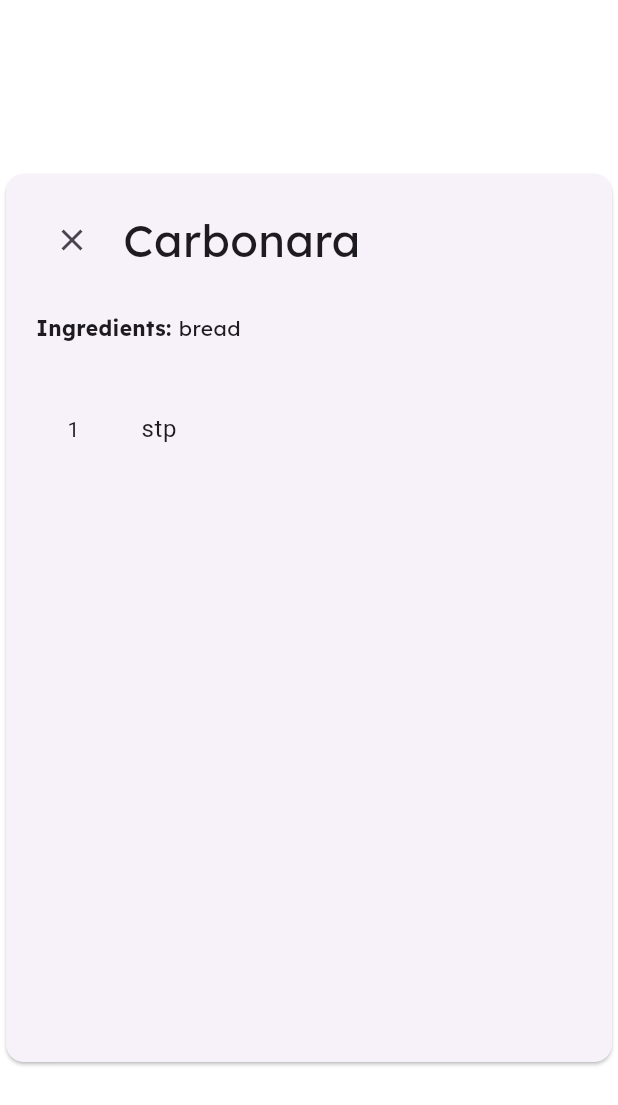
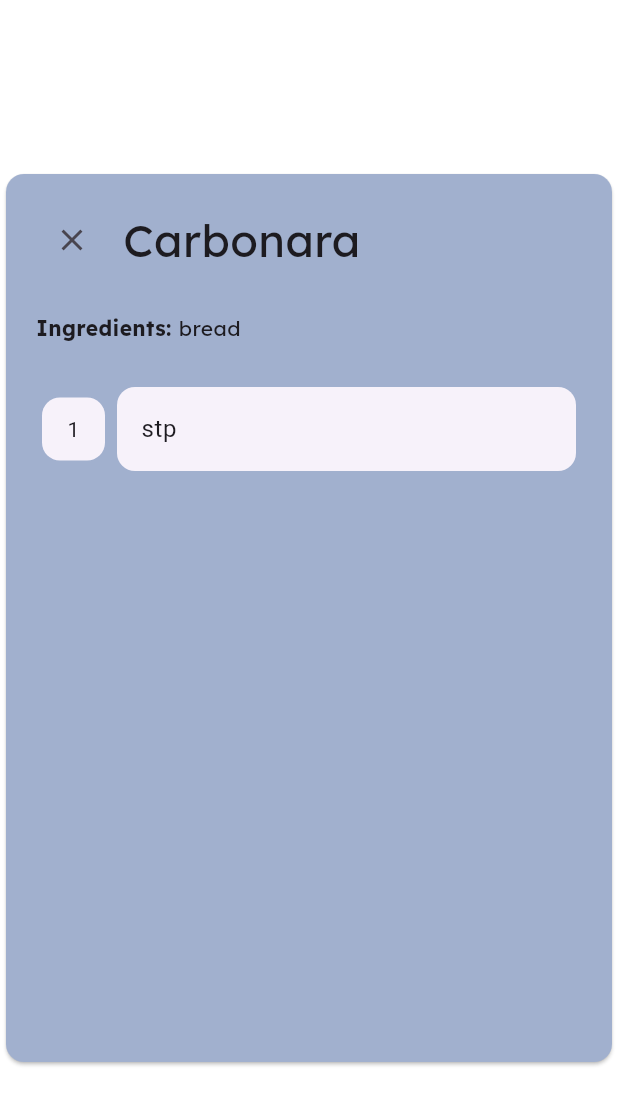
Before and after one commit to elise1365/recipeSearcher, a Flutter app: what summarisedRecipe() shows on an empty page, opened directly, after a tap on "Carbonara", on a phone screen of 412 x 824 dp. Shown: the top 1105 px of the screen. Run offline on Flutter 3.47's test engine with Material 3 defaults, Android fonts, the phone set to English and light mode, and no system bars; our stand-ins replace google_fonts, supabase_flutter; accounts and stored records are empty.

```diff
--- a/lib/fullRecipeWidget.dart
+++ b/lib/fullRecipeWidget.dart
@@ -6,12 +6,10 @@ class fullRecipe extends StatelessWidget {
   String title = '';
   String description = '';
   int time = 0;
-  int price = 0;
-  int difficulty = 0;
   List ingredients = [];
   List steps = [];
 
-  fullRecipe({required this.title, required this.description, required this.time, required this.price, required this.difficulty, required this.ingredients, required this.steps});
+  fullRecipe({required this.title, required this.description, required this.time, required this.ingredients, required this.steps});
 
   @override
   Widget build(BuildContext context) {
@@ -26,6 +24,7 @@ class fullRecipe extends StatelessWidget {
                 width: 700,
                 height: 600,
                 child: Card(
+                  color: Color(0xFFA1B0CE),
                     clipBehavior: Clip.hardEdge,
                     child: Padding(
                         padding: const EdgeInsets.all(20),
--- a/lib/summarisedRecipeWidget.dart
+++ b/lib/summarisedRecipeWidget.dart
@@ -7,12 +7,10 @@ class summarisedRecipe extends StatelessWidget {
   String title = '';
   String description = '';
   int time = 0;
-  int price = 0;
-  int difficulty = 0;
   List ingredients = [];
   List steps = [];
 
-  summarisedRecipe({required this.title, required this.description, required this.time, required this.price, required this.difficulty, required this.ingredients, required this.steps});
+  summarisedRecipe({required this.title, required this.description, required this.time, required this.ingredients, required this.steps});
 
   @override
   Widget build(BuildContext context) {
@@ -24,11 +22,12 @@ class summarisedRecipe extends StatelessWidget {
       width: 600,
       height: 150,
       child: Card(
+        color: Color(0xFF7087B6),
         clipBehavior: Clip.hardEdge,
           child: InkWell(
             onTap: (){
               Navigator.push(
-                context, MaterialPageRoute(builder: (context) => fullRecipe(title: title, description: description, time: time, price: price, difficulty: difficulty, ingredients: ingredients, steps: steps))
+                context, MaterialPageRoute(builder: (context) => fullRecipe(title: title, description: description, time: time, ingredients: ingredients, steps: steps))
               );
             },
             child: Padding(
--- a/pubspec.yaml
+++ b/pubspec.yaml
@@ -36,6 +36,7 @@ dependencies:
   # Use with the CupertinoIcons class for iOS style icons.
   cupertino_icons: ^1.0.6
   google_fonts: ^6.2.1
+  supabase_flutter: ^2.5.4
 
 dev_dependencies:
   flutter_test:
```
Also changed, not shown: lib/main.dart (+15 -2 lines), lib/resultsPage.dart (+9 -14 lines), pubspec.lock, 5 other files.
